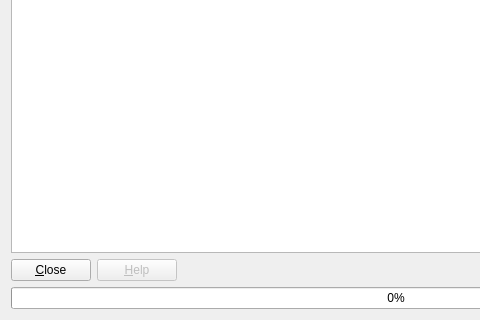
First picture: the form in plugins/HeapAnalyzer/DialogHeap.ui, repository eteran/edb-debugger, before the edit; both pictures show x 0 to 480 and y 134 to 454 of the 792 by 454 pixel window.
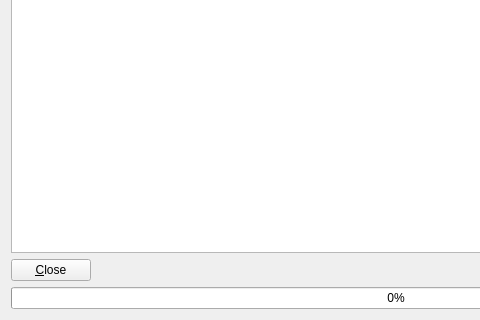
Second picture: the form after the edit. Icons and pictures are not drawn.

Commit message: chopped all of the disabled help buttons. They've been disabled since the very first release and frankly **if** edb ever has a comprehensive help system it is most likely to take the form of Wiki.

```diff
--- a/plugins/HeapAnalyzer/DialogHeap.ui
+++ b/plugins/HeapAnalyzer/DialogHeap.ui
@@ -123,20 +123,6 @@
        </property>
       </widget>
      </item>
-     <item>
-      <widget class="QPushButton" name="btnHelp">
-       <property name="enabled">
-        <bool>false</bool>
-       </property>
-       <property name="text">
-        <string>&amp;Help</string>
-       </property>
-       <property name="icon">
-        <iconset theme="help-browser">
-         <normaloff>.</normaloff>.</iconset>
-       </property>
-      </widget>
-     </item>
      <item>
       <spacer>
        <property name="orientation">
```
Left out of the diff: 1 changed line with no effect on the pictures. The commit also changes 18 other files.
